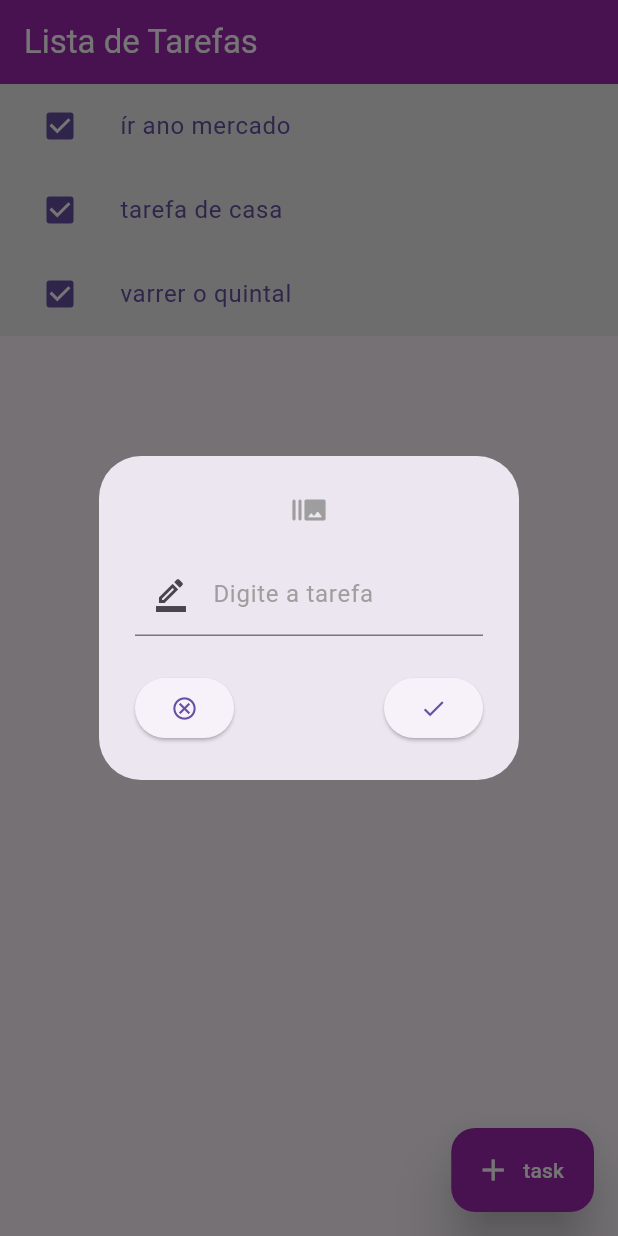
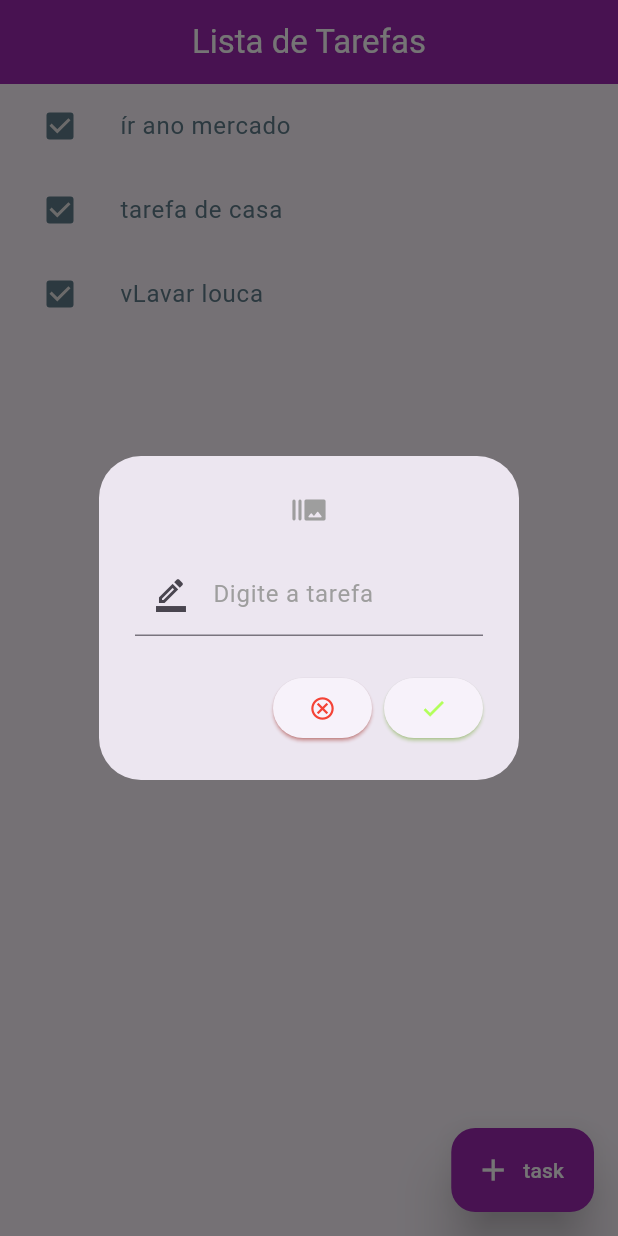
Before and after one commit to CamilaFernandesdev/lista_de_tarefas, a Flutter app: the screen it shows after launch, after a tap on "task", on a phone screen of 412 x 824 dp. Run offline on Flutter 3.47's test engine with Material 3 defaults, Android fonts, the phone set to English and light mode, and no system bars.

Commit message:
add styles folder and model

```diff
--- a/lista_de_tarefas/lib/main.dart
+++ b/lista_de_tarefas/lib/main.dart
@@ -2,10 +2,17 @@ import 'package:flutter/material.dart';
 import 'package:lista_de_tarefas/views/home.dart';
 
 void main() {
-  runApp(
-     MaterialApp(
+  runApp( const MyApp());
+}
+
+  class MyApp extends StatelessWidget {
+    const MyApp({super.key});
+
+    @override
+    Widget build(BuildContext context) {
+      return MaterialApp(
       home: Home(),
       debugShowCheckedModeBanner: false,
-     )
-  );
-}
+     );
+    }
+  }
--- a/lista_de_tarefas/lib/model/todo_model.dart
+++ b/lista_de_tarefas/lib/model/todo_model.dart
@@ -1,3 +1,8 @@
+import 'dart:convert';
+import 'dart:io';
+
+import 'package:path_provider/path_provider.dart';
+
 class ToDoModel {
   String title;
   bool completed = false;
@@ -7,4 +12,22 @@ ToDoModel({
   required this.title,
   required this.completed,
 });
+
+Future <String> saveFile() async {
+      final Directory diretory = await getApplicationCacheDirectory();
+      File file = File("${diretory.path}/data.json");
+      String data = json.encode(_taskLists);
+      file.writeAsStringSync(data);
+      return "";
+  }
+
+void addTask () {
+    // Criar dados
+  Map<String, dynamic> task = {};
+  task["title"] = "Lavar louca";
+  task["completed"] = false;
+
+  String data = json.encode();
+
 }
+}
--- /dev/null
+++ b/lista_de_tarefas/lib/styles/styles.dart
@@ -0,0 +1,11 @@
+import 'package:flutter/material.dart';
+
+class AppColors {
+  static const Color principal = Colors.purple;
+  static const Color secundary = Colors.grey;
+  static const Color cancel = Colors.red;
+  static const Color save = Colors.lightGreenAccent;
+  static const Color foregroundColor = Colors.white;
+  static const Color darkGrey = Colors.blueGrey;
+  static const Color lightGrey = Color.fromARGB(255, 234, 232, 232);
+}
--- a/lista_de_tarefas/lib/views/home.dart
+++ b/lista_de_tarefas/lib/views/home.dart
@@ -1,5 +1,6 @@
+
 import 'package:flutter/material.dart';
-import 'package:path_provider/path_provider.dart';
+import 'package:lista_de_tarefas/styles/styles.dart';
 import 'package:lista_de_tarefas/widget/add_task.dart';
 
 class Home extends StatefulWidget {
@@ -13,25 +14,22 @@ class _HomeState extends State<Home> {
    final List _taskLists = [
     'ír ano mercado',
     'tarefa de casa',
-    'varrer o quintal'
+    'vLavar louca'
   ];
-
-  _saveTask(){
-
-  }
 
   @override
   Widget build(BuildContext context) {
     return Scaffold(
       appBar: AppBar(
-        backgroundColor: Colors.purple,
-        foregroundColor: Colors.white,
+        centerTitle: true,
+        backgroundColor: AppColors.principal,
+        foregroundColor: AppColors.foregroundColor,
         title: const Text("Lista de Tarefas"),
       ),
       floatingActionButton: FloatingActionButton.extended(
         elevation: 15,
-        backgroundColor: Colors.purple,
-        foregroundColor: Colors.white,
+        backgroundColor: AppColors.principal,
+        foregroundColor: AppColors.foregroundColor,
         onPressed: () => addTask(context),
         icon: Icon(Icons.add),
         label: const Text("task"),
@@ -45,10 +43,15 @@ class _HomeState extends State<Home> {
               itemBuilder: (context, index) {
                 return ListTile(
                   title: Text(_taskLists[index]),
-                  textColor: Colors.white,
-                  selected: true,
-                  selectedTileColor: Colors.grey[200],
-                  leading: Checkbox(value: true, onChanged: (bool? value){}),
+                  textColor: AppColors.darkGrey,
+                  selected: false,
+                  selectedTileColor: AppColors.secundary,
+                  leading: Checkbox(
+                    checkColor: AppColors.lightGrey,
+                    activeColor: AppColors.darkGrey,
+                    value: true,
+                    onChanged: (bool? value){}),
+
                   );
 
               }
--- a/lista_de_tarefas/lib/widget/add_task.dart
+++ b/lista_de_tarefas/lib/widget/add_task.dart
@@ -1,4 +1,5 @@
 import 'package:flutter/material.dart';
+import 'package:lista_de_tarefas/styles/styles.dart';
 
 void addTask(context) {
   showDialog(
@@ -15,18 +16,24 @@ void addTask(context) {
             icon: Icon(Icons.burst_mode_rounded),
             iconColor: Colors.grey,
             actions: [
-            Row(
-              mainAxisAlignment: MainAxisAlignment.spaceBetween,
-              children: [
-                ElevatedButton(onPressed: () => Navigator.pop(context), child: Icon(Icons.cancel_outlined)),
-                ElevatedButton(onPressed: () {
+              ElevatedButton(
+                style: ElevatedButton.styleFrom(
+                  shadowColor: AppColors.cancel
+                ),
+                  onPressed: () => Navigator.pop(context),
+                  child: Icon(
+                    Icons.cancel_outlined,
+                    color: AppColors.cancel,
+                  )),
+              ElevatedButton(
+
+                  style:  ElevatedButton.styleFrom(
+                  shadowColor: AppColors.save
+                ),
+                  onPressed: () {
                     Navigator.pop(context);
-            }, child: Icon(Icons.check)),
-              ],
-            )
-
-
-          ],
-        );
+                  },
+                  child: Icon(Icons.check, color: AppColors.save,))
+            ]);
       });
 }
```
Also changed, not shown: 3 other files. Lines whose indentation alone changed are shown as unchanged.
